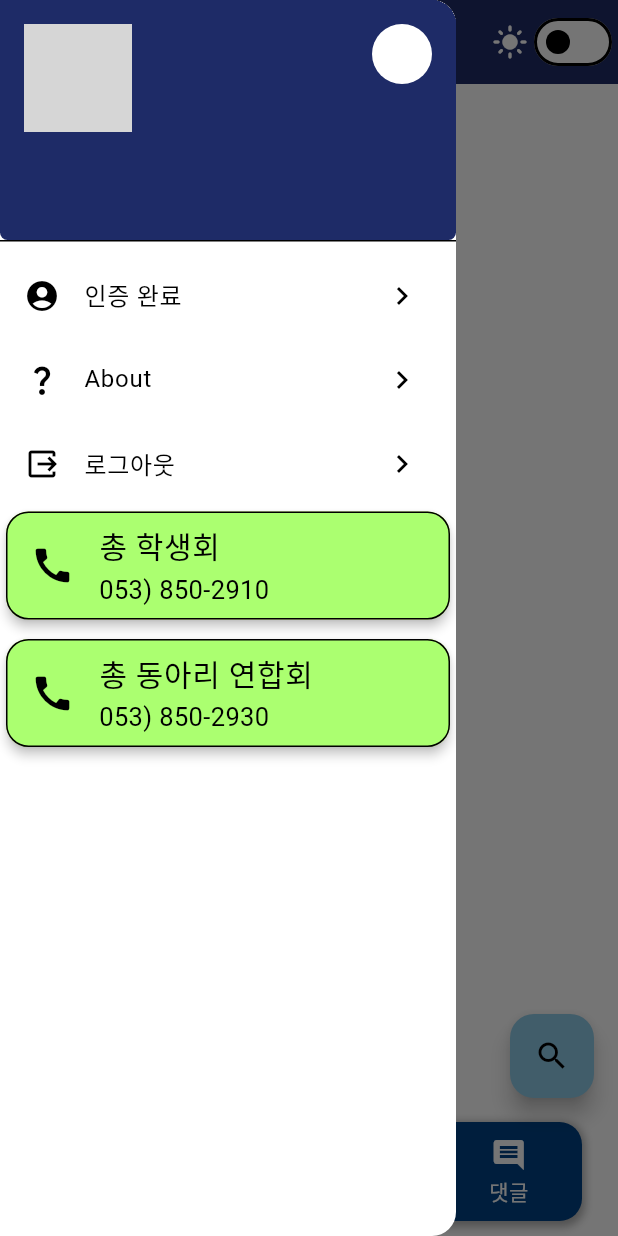
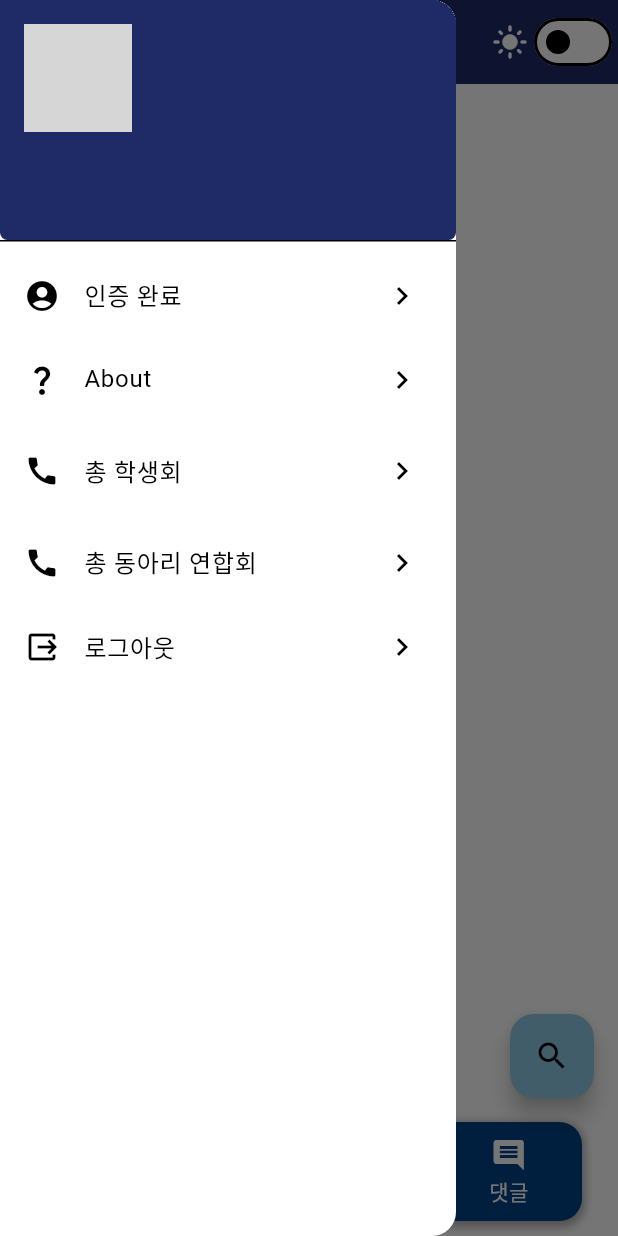
Before and after one commit to gimseongcheol/team_project, a Flutter app: the MainForm screen opened directly, with the side drawer open, on a phone screen of 412 x 824 dp. Run offline on Flutter 3.47's test engine with Material 3 defaults, Android fonts, the phone set to English and light mode, and no system bars; our stand-ins replace carousel_slider, cloud_firestore, extended_image, firebase_auth, firebase_core, firebase_storage and 6 more; missing offline and left inert: flutter_state_notifier; accounts and stored records are empty; network calls fail; Roboto replaces fonts that are missing (Dongle); statements that could not run were skipped; grey boxes are pictures that could not be loaded.

Commit message:
24.05.29 메인화면 위젯 수정

```diff
--- a/lib/screen/clubPage/NoticeScreen.dart
+++ b/lib/screen/clubPage/NoticeScreen.dart
@@ -106,7 +106,7 @@ class _NoticeScreenState extends State<NoticeScreen> with AutomaticKeepAliveClie
                     clubId: widget.clubId,
                   )));
         },
-        child: Icon(Icons.add),
+        child: Icon(Icons.add, color: Colors.black,),
       ),
     );
   }
--- a/lib/screen/clubPage/PostScreen.dart
+++ b/lib/screen/clubPage/PostScreen.dart
@@ -111,7 +111,7 @@ class _PostScreenState extends State<PostScreen> with AutomaticKeepAliveClientMi
                         clubId: widget.clubId,
                       )));
         },
-        child: Icon(Icons.add),
+        child: Icon(Icons.add, color: Colors.black),
       ),
     );
   }
--- a/lib/screen/clubPage/ScheduleScreen.dart
+++ b/lib/screen/clubPage/ScheduleScreen.dart
@@ -341,7 +341,6 @@ class _ScheduleScreenState extends State<ScheduleScreen> {
       ),
       floatingActionButton: FloatingActionButton(
         onPressed: () {
-          print("나 실행중이다.");
           _addEvent(context);
         },
         child: Icon(Icons.add, color: Colors.black,),
--- a/lib/screen/mainPage/mainForm.dart
+++ b/lib/screen/mainPage/mainForm.dart
@@ -135,12 +135,6 @@ class _MainFormState extends State<MainForm> {
                         as ImageProvider
                     : ExtendedNetworkImageProvider(userModel.profileImage!),
               ),
-              otherAccountsPictures: [
-                CircleAvatar(
-                  backgroundColor: Colors.white,
-                  //나중에 backgroundImage이용해서 사진 지정.
-                ),
-              ],
               accountName: Padding(
                 padding: EdgeInsets.only(top: 20),
                 child: Text(
@@ -190,6 +184,18 @@ class _MainFormState extends State<MainForm> {
               Navigator.push(context,
                   MaterialPageRoute(builder: (context) => AboutExplain()));
             }),
+            SizedBox(height: 5),
+            _buildPhoneContainer(
+              title: '총 학생회',
+              phoneNumber: '053) 850-2910',
+              color: Colors.black12,
+            ),
+            SizedBox(height: 5),
+            _buildPhoneContainer(
+              title: '총 동아리 연합회',
+              phoneNumber: '053) 850-2930',
+              color: Colors.black12,
+            ),
             _buildDrawerCard(
               Icons.output,
               '로그아웃',
@@ -197,15 +203,6 @@ class _MainFormState extends State<MainForm> {
               () async {
                 await context.read<myAuthProvider.AuthProvider>().signOut();
               },
-            ),
-            _buildPhoneContainer(
-              title: '총 학생회',
-              phoneNumber: '053) 850-2910',
-            ),
-            SizedBox(height: 5),
-            _buildPhoneContainer(
-              title: '총 동아리 연합회',
-              phoneNumber: '053) 850-2930',
             ),
           ],
         ),
@@ -311,51 +308,38 @@ class _MainFormState extends State<MainForm> {
               : Colors.black),
     );
   }
+
   Widget _buildPhoneContainer({
     required String title,
     required String phoneNumber,
+    required Color color,
   }) {
-    return GestureDetector(
+    return ListTile(
+      shape: RoundedRectangleBorder(
+        borderRadius: BorderRadius.circular(10),
+      ),
+      tileColor: Provider.of<ThemeManager>(context).themeMode == ThemeMode.dark
+          ? color
+          : Colors.white,
+      leading: Icon(
+        Icons.call,
+        color: Provider.of<ThemeManager>(context).themeMode == ThemeMode.dark
+            ? Colors.white
+            : Colors.black,
+      ),
+      title: Text(title,
+          style: TextStyle(
+              color:
+                  Provider.of<ThemeManager>(context).themeMode == ThemeMode.dark
+                      ? Colors.white
+                      : Colors.black)),
+      trailing: Icon(Icons.navigate_next,
+          color: Provider.of<ThemeManager>(context).themeMode == ThemeMode.dark
+              ? Colors.white
+              : Colors.black),
       onTap: () {
         launch('tel:${phoneNumber}'); //여기 에러가 뜸 권한부여인지 아직 미정 좀더 확인해야함.
       },
-      child: Card(
-        elevation: 3,
-        child: ListTile(
-          leading: Icon(
-            Icons.call,
-            size: 30,
-            color:
-            Provider.of<ThemeManager>(context).themeMode == ThemeMode.dark
-                ? Color(0xFF2DC764)
-                : Colors.black,
-          ),
-          title: Text(
-            title,
-            style: TextStyle(
-              fontSize: 20,
-              fontWeight: FontWeight.w200,
-              color:
-              Provider.of<ThemeManager>(context).themeMode == ThemeMode.dark
-                  ? Color(0xFF2DC764)
-                  : Colors.black,
-            ),
-          ),
-          subtitle: Text(
-            phoneNumber,
-            style: TextStyle(
-              fontSize: 17,
-              color:
-              Provider.of<ThemeManager>(context).themeMode == ThemeMode.dark
-                  ? Color(0xFF2DC764)
-                  : Colors.black,
-            ),
-          ),
-          shape: RoundedRectangleBorder(
-            borderRadius: BorderRadius.circular(15),
-          ),
-        ),
-      ),
     );
   }
 }
--- a/lib/screen/mainPage/mainScreen.dart
+++ b/lib/screen/mainPage/mainScreen.dart
@@ -60,7 +60,6 @@ class _MainScreenState extends State<MainScreen> with AutomaticKeepAliveClientMi
 
   @override
   Widget build(BuildContext context) {
-    final _themeManager = Provider.of<ThemeManager>(context);
     super.build(context);
     FeedState feedState = context.watch<FeedState>();
     List<FeedModel> feedList = feedState.feedList;
```
Also changed, not shown: lib/screen/clubPage/ClubMainScreen.dart (+13 -8 lines), lib/screen/modify/ModifyCommentScreen.dart (deleted, +0 -151 lines), lib/widgets/post_card_widget.dart (+8 -5 lines).
